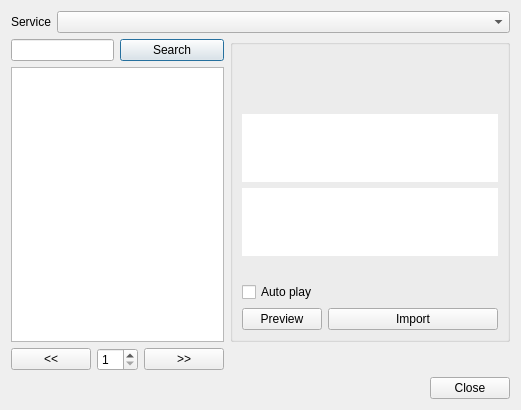
Qt form src/widgets/freesound_ui.ui (KDE/kdenlive) before a commit.
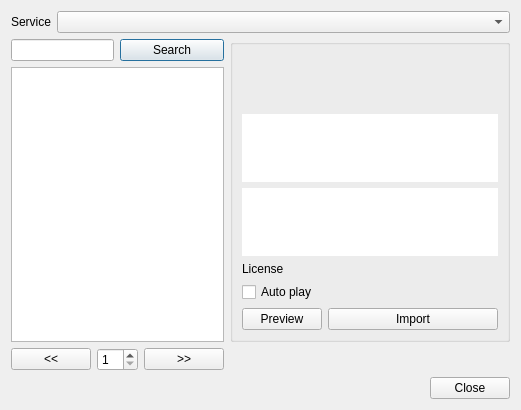
The same form after that commit. Custom widgets are drawn as their Qt base class.

Commit message: If a file has a license (for example when imported through online resource widget), display license info in clip properties

Patch:
```diff
--- a/src/widgets/freesound_ui.ui
+++ b/src/widgets/freesound_ui.ui
@@ -87,7 +87,7 @@
         </property>
        </spacer>
       </item>
-      <item row="12" column="1" colspan="3">
+      <item row="13" column="1" colspan="3">
        <widget class="QPushButton" name="button_import">
         <property name="text">
          <string>Import</string>
@@ -120,7 +120,7 @@
         </property>
        </widget>
       </item>
-      <item row="12" column="0">
+      <item row="13" column="0">
        <widget class="QPushButton" name="button_preview">
         <property name="text">
          <string>Preview</string>
@@ -162,14 +162,7 @@
         </column>
        </widget>
       </item>
-      <item row="10" column="0" colspan="4">
-       <widget class="KUrlLabel" name="item_license">
-        <property name="text">
-         <string/>
-        </property>
-       </widget>
-      </item>
-      <item row="11" column="0">
+      <item row="12" column="0">
        <widget class="QCheckBox" name="sound_autoplay">
         <property name="text">
          <string>Auto play</string>
@@ -186,6 +179,20 @@
         </property>
        </widget>
       </item>
+      <item row="11" column="0">
+       <widget class="QLabel" name="label">
+        <property name="text">
+         <string>License</string>
+        </property>
+       </widget>
+      </item>
+      <item row="11" column="1" colspan="3">
+       <widget class="KUrlLabel" name="item_license">
+        <property name="text">
+         <string/>
+        </property>
+       </widget>
+      </item>
      </layout>
     </widget>
    </item>
```
The commit also changes 5 other files.
